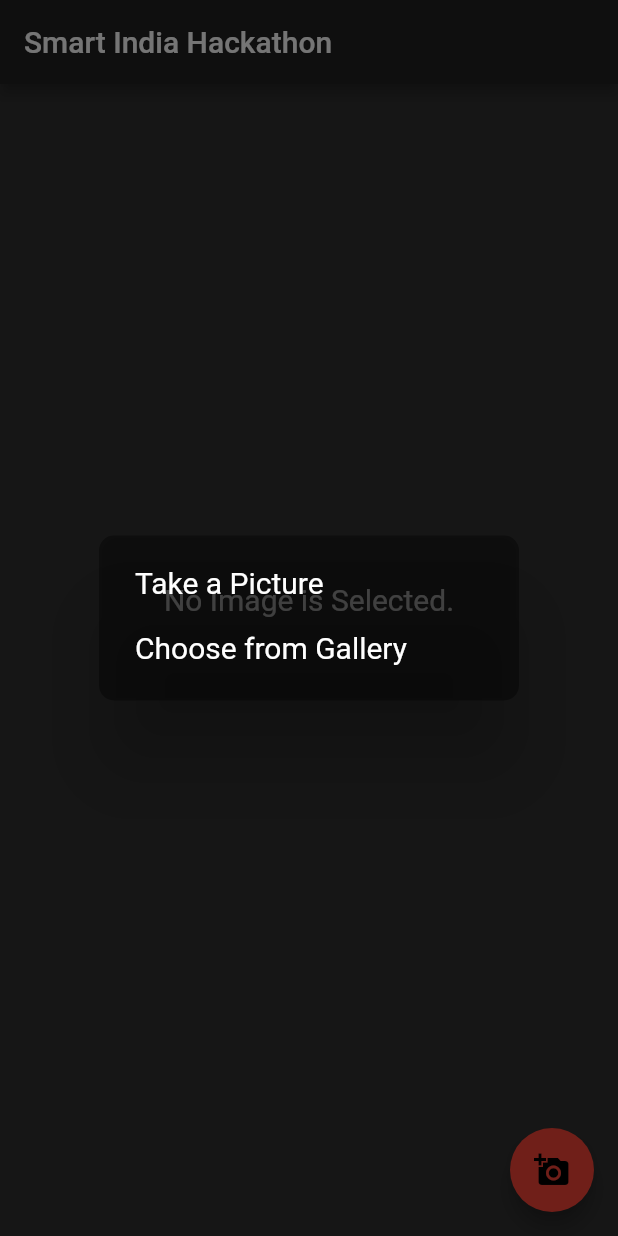
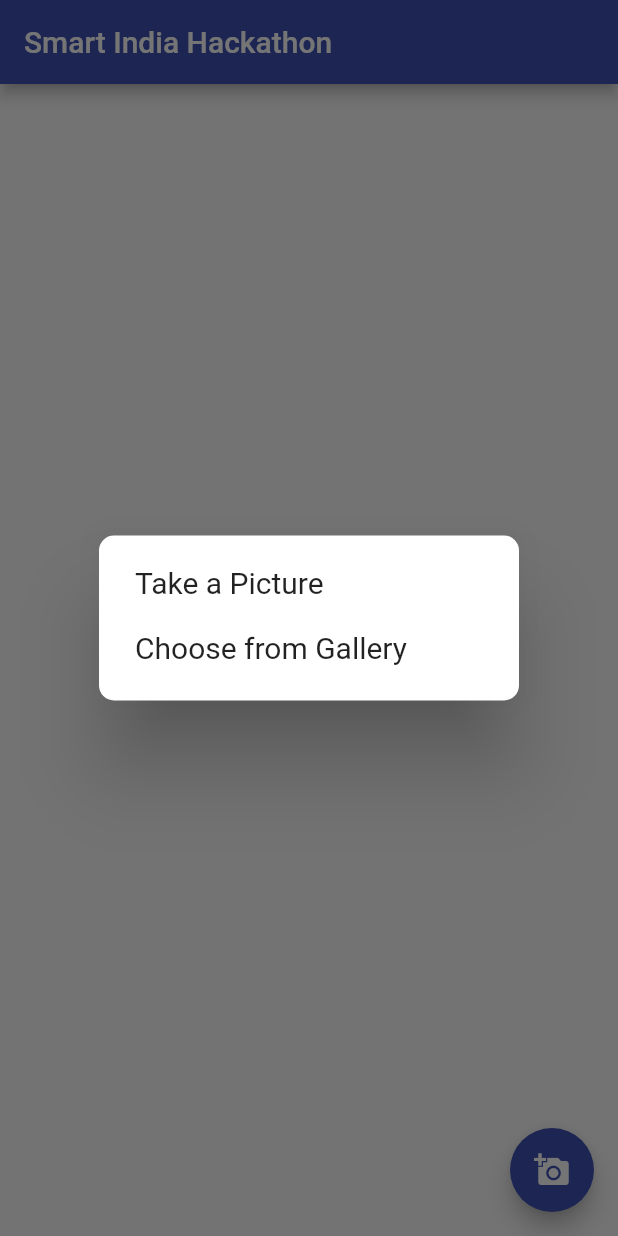
Before and after one commit to sayannath/SIH, a Flutter app: the screen it shows after launch, after a tap on the "add a photo" icon, on a phone screen of 412 x 824 dp. Run offline on Flutter 3.47's test engine with Material 2 defaults, Android fonts, the phone set to English and light mode, and no system bars; our stand-ins replace geolocator, image_picker, sqflite; accounts and stored records are empty.

Commit message:
UI changes

```diff
--- a/lib/main.dart
+++ b/lib/main.dart
@@ -14,7 +14,16 @@ class MyApp extends StatelessWidget {
   Widget build(BuildContext context) {
     return MaterialApp(
       debugShowCheckedModeBanner: false,
-      theme: ThemeData.dark(),
+      theme: ThemeData(
+        backgroundColor: Colors.white,
+        primarySwatch: Colors.indigo,
+        accentColor: Colors.indigo,
+        brightness: Brightness.light,
+      ),
+      darkTheme: ThemeData(
+        backgroundColor: Colors.black,
+        brightness: Brightness.dark,
+      ),
       home: SplashScreen(),
     );
   }
@@ -80,23 +89,6 @@ class _HomePageState extends State<HomePage> {
       return Container(
         child: Column(
           children: <Widget>[
-            // RaisedButton(
-            //   onPressed: _displayCurrentLocation,
-            //   color: Colors.green,
-            //   textColor: Colors.white,
-            //   padding: const EdgeInsets.all(10.0),
-            //   shape: RoundedRectangleBorder(
-            //     borderRadius: BorderRadius.circular(10),
-            // ),
-            // child: Text(
-            //   'Get Location',
-            //   style: TextStyle(
-            //     fontFamily: "Roboto",
-            //     fontWeight: FontWeight.bold,
-            //     fontSize: 20,
-            //     ),
-            //   ),
-            // ),
             Padding(
               padding: EdgeInsets.fromLTRB(0, 10, 0, 0),
             ),
@@ -104,7 +96,6 @@ class _HomePageState extends State<HomePage> {
               "Latitude:  ${_location.latitude}\n"
               "Longitude: ${_location.longitude}",
               style: TextStyle(
-                color: Colors.white,
                 fontWeight: FontWeight.bold,
                 fontSize: 20,
                 fontFamily: "Roboto",
@@ -124,7 +115,7 @@ class _HomePageState extends State<HomePage> {
         context: context,
         builder: (BuildContext context) {
           return AlertDialog(
-            backgroundColor: Colors.black38,
+            backgroundColor: Theme.of(context).backgroundColor,
             shape: RoundedRectangleBorder(
               borderRadius: new BorderRadius.circular(10.0),
             ),
@@ -135,7 +126,6 @@ class _HomePageState extends State<HomePage> {
                     child: Text(
                       'Take a Picture',
                       style: TextStyle(
-                        color: Colors.white,
                         fontSize: 20,
                       ),
                     ),
@@ -148,7 +138,6 @@ class _HomePageState extends State<HomePage> {
                     child: Text(
                       'Choose from Gallery',
                       style: TextStyle(
-                        color: Colors.white,
                         fontSize: 20,
                       ),
                     ),
@@ -178,7 +167,6 @@ class _HomePageState extends State<HomePage> {
                       'No Image is Selected.',
                       style: TextStyle(
                           fontSize: 20,
-                          color: Colors.white,
                           fontFamily: "Roboto"),
                     )
                   : Container(
@@ -191,48 +179,14 @@ class _HomePageState extends State<HomePage> {
               padding: EdgeInsets.fromLTRB(0, 0, 0, 30),
             ),
             showLocation(),
-            // Container(
-            //   child: Column(
-            //     children: <Widget>[
-            //       RaisedButton(
-            //         onPressed: _displayCurrentLocation,
-            //         color: Colors.green,
-            //         textColor: Colors.white,
-            //         padding: const EdgeInsets.all(10.0),
-            //         shape: RoundedRectangleBorder(
-            //           borderRadius: BorderRadius.circular(10),
-            //         ),
-            //         child: Text('Get Location',
-            //             style: TextStyle(
-            //                 fontFamily: "Roboto",
-            //                 fontWeight: FontWeight.bold,
-            //                 fontSize: 20)),
-            //       ),
-            //       Padding(
-            //         padding: EdgeInsets.fromLTRB(0, 10, 0, 0),
-            //       ),
-            //       Text(
-            //         "Latitude:  ${_location.latitude}\n"
-            //         "Longitude: ${_location.longitude}",
-            //         style: TextStyle(
-            //           color: Colors.white,
-            //           fontWeight: FontWeight.bold,
-            //           fontSize: 20,
-            //           fontFamily: "Roboto",
-            //         ),
-            //       ),
-            //     ],
-            //   ),
-            // ),
             SizedBox(
-              height: 50.0,
+              height: 30.0,
             ),
             showClearButton(),
           ],
         ),
       ),
       floatingActionButton: FloatingActionButton(
-        backgroundColor: Colors.red,
         child: Icon(Icons.add_a_photo),
         tooltip: 'Open Camera',
         onPressed: _optionsDialogBox,
--- a/lib/splashScreen.dart
+++ b/lib/splashScreen.dart
@@ -26,7 +26,7 @@ class _SplashScreenState extends State<SplashScreen>
   void initState() {
     super.initState();
     _iconAnimationController = AnimationController(
-        vsync: this, duration: new Duration(milliseconds: 5000));
+        vsync: this, duration: new Duration(milliseconds: 2000));
     _iconAnimation = new CurvedAnimation(
         parent: _iconAnimationController, curve: Curves.easeIn);
     _iconAnimation.addListener(() => this.setState(() {}));
@@ -39,7 +39,7 @@ class _SplashScreenState extends State<SplashScreen>
     return Scaffold(
         body: Center(
       child: Container(
-        color: Colors.black,
+        color: Theme.of(context).backgroundColor,
         child: Center(
           child: Column(
             mainAxisAlignment: MainAxisAlignment.center,
@@ -47,11 +47,13 @@ class _SplashScreenState extends State<SplashScreen>
               Text(
                 'Smart India Hackathon',
                 style: TextStyle(
-                  color: Colors.white,
                   fontFamily: "Roboto",
                   fontWeight: FontWeight.bold,
                   fontSize: 30,
                 ),
+              ),
+              SizedBox(
+                height: 10.0,
               ),
               Text(
                 'Crop Detection App',
@@ -59,6 +61,9 @@ class _SplashScreenState extends State<SplashScreen>
                   fontSize: 20,
                   fontFamily: "Roboto",
                 ),
+              ),
+              SizedBox(
+                height: 100.0,
               ),
               Icon(
                 Icons.spa,
```
